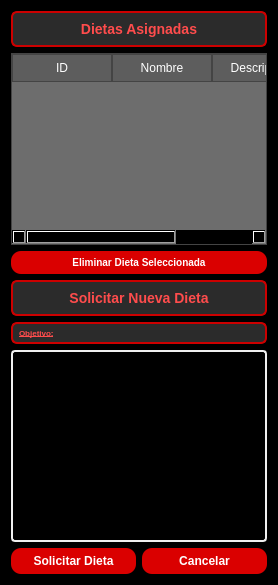
Before: the Qt Designer form src/vista/ui/SolicitarDieta.ui in OscaarMG/campasgym, drawn with Qt 5.
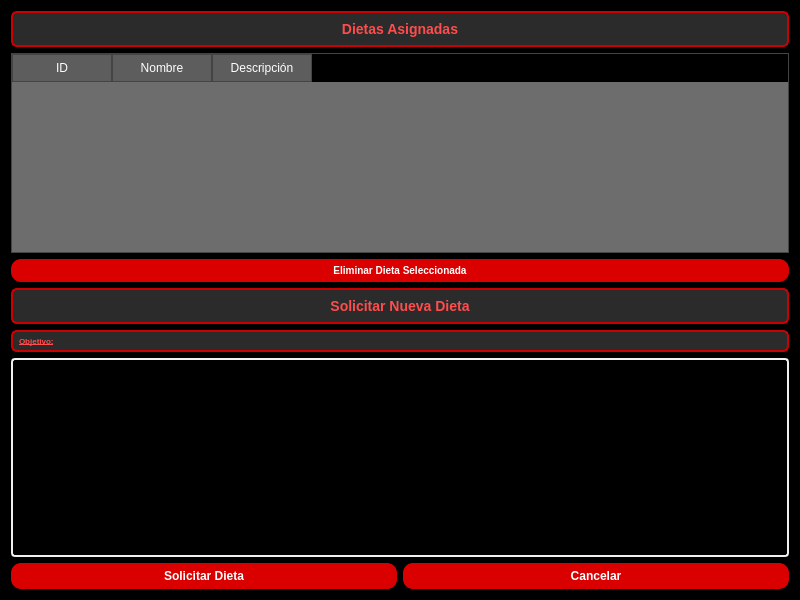
After: the same form once the commit is applied.

Commit message: SolDieta tamaño

What changed in the file:
```diff
--- a/src/vista/ui/SolicitarDieta.ui
+++ b/src/vista/ui/SolicitarDieta.ui
@@ -7,7 +7,7 @@
     <x>0</x>
     <y>0</y>
     <width>800</width>
-    <height>0</height>
+    <height>600</height>
    </rect>
   </property>
   <property name="windowTitle">
```
